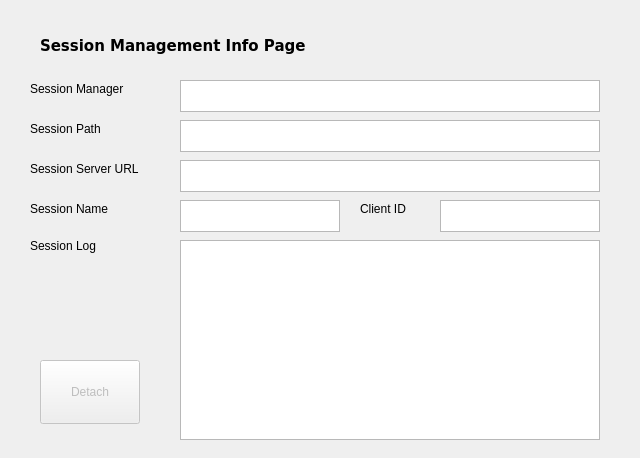
Qt form seq_qt5/forms/qsessionframe.ui (ahlstromcj/seq66) before a commit.
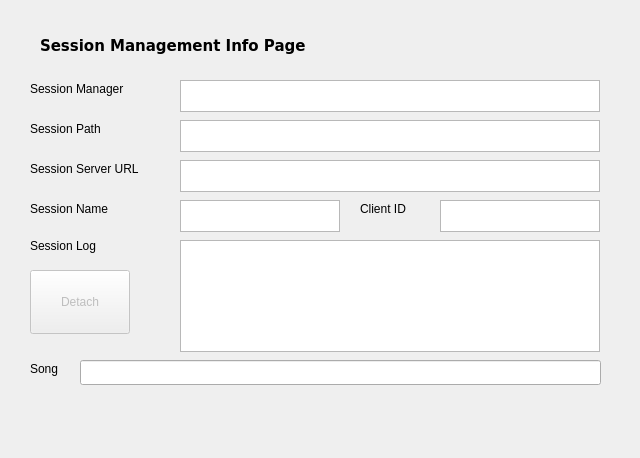
The same form after that commit.

Patch:
```diff
--- a/seq_qt5/forms/qsessionframe.ui
+++ b/seq_qt5/forms/qsessionframe.ui
@@ -147,19 +147,19 @@
      <x>180</x>
      <y>240</y>
      <width>420</width>
-     <height>200</height>
+     <height>112</height>
     </rect>
    </property>
    <property name="minimumSize">
     <size>
      <width>420</width>
-     <height>200</height>
+     <height>112</height>
     </size>
    </property>
    <property name="maximumSize">
     <size>
      <width>420</width>
-     <height>200</height>
+     <height>112</height>
     </size>
    </property>
   </widget>
@@ -169,8 +169,8 @@
    </property>
    <property name="geometry">
     <rect>
-     <x>40</x>
-     <y>360</y>
+     <x>30</x>
+     <y>270</y>
      <width>100</width>
      <height>64</height>
     </rect>
@@ -266,6 +266,29 @@
     </rect>
    </property>
   </widget>
+  <widget class="QLineEdit" name="songPathText">
+   <property name="geometry">
+    <rect>
+     <x>80</x>
+     <y>360</y>
+     <width>521</width>
+     <height>25</height>
+    </rect>
+   </property>
+  </widget>
+  <widget class="QLabel" name="songLabel">
+   <property name="geometry">
+    <rect>
+     <x>30</x>
+     <y>360</y>
+     <width>41</width>
+     <height>17</height>
+    </rect>
+   </property>
+   <property name="text">
+    <string>Song</string>
+   </property>
+  </widget>
  </widget>
  <resources/>
  <connections/>
```
